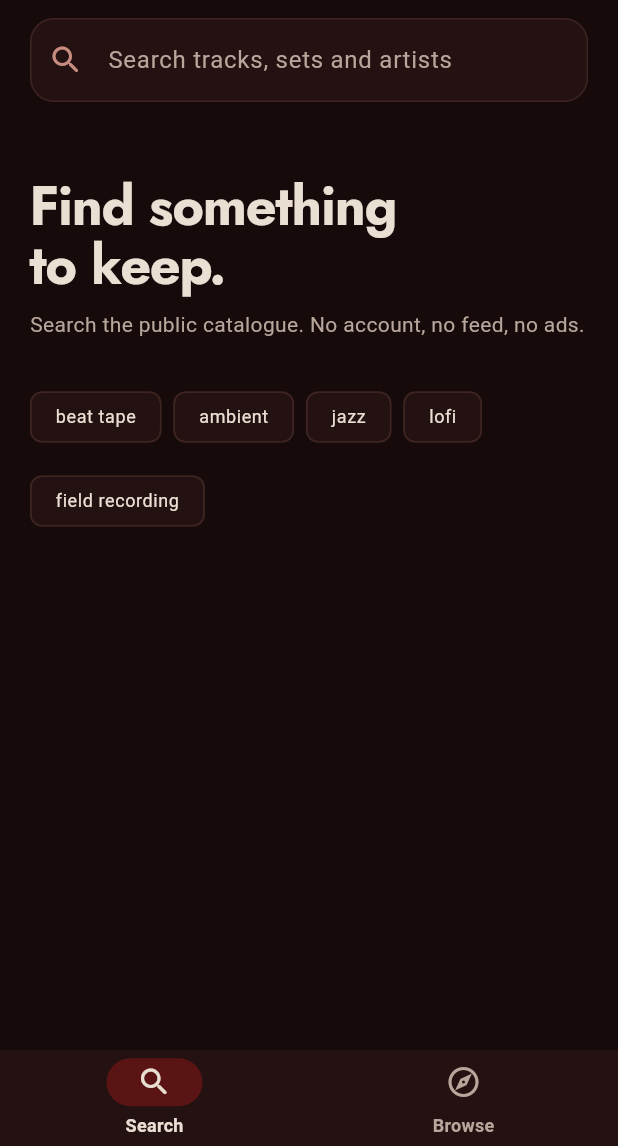
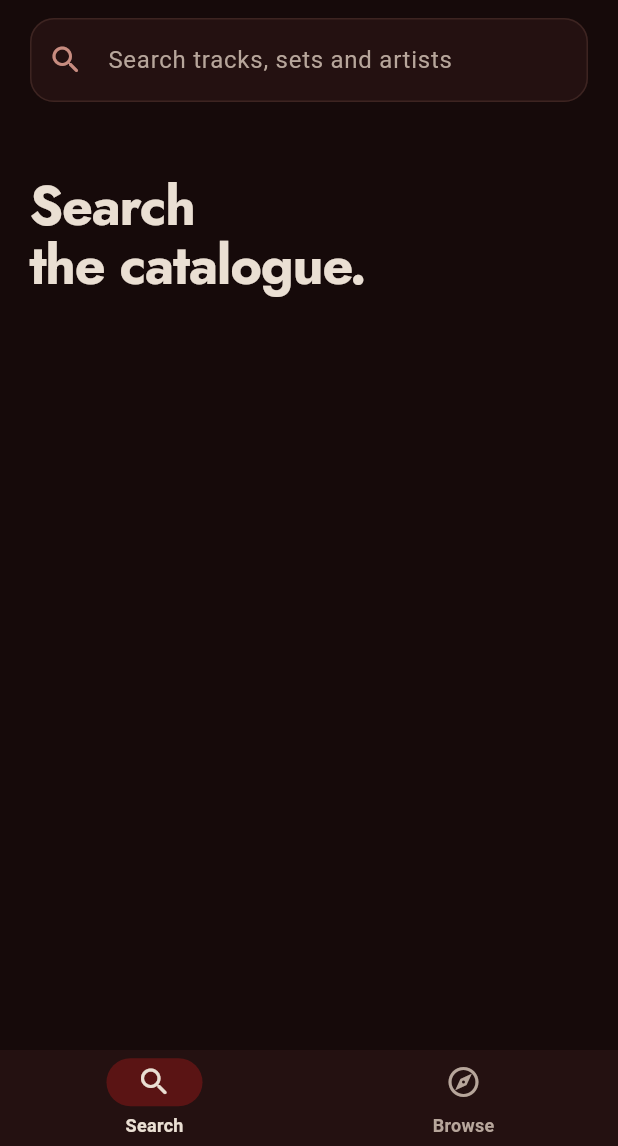
Before and after one commit to KlugesBuch1/altaria, a Flutter app: the screen it shows after launch, on a phone screen of 412 x 824 dp, the part 90-1236 px from its top. Run offline on Flutter 3.47's test engine with Material 3 defaults, Android fonts, the phone set to English and light mode, and no system bars; our stand-ins replace audio_service, file_picker, flutter_local_notifications, just_audio, material_ui, share_plus and 3 more; accounts and stored records are empty; network calls fail.

Commit message:
remove the soundcloud search suggestions

```diff
--- a/lib/ui/search_screen.dart
+++ b/lib/ui/search_screen.dart
@@ -193,15 +193,6 @@ class _SearchScreenState extends State<SearchScreen> {
     }
   }
 
-  void _useSuggestion(String query) {
-    _controller.text = query;
-    _controller.selection = TextSelection.collapsed(offset: query.length);
-    if (_kind != SearchKind.tracks) {
-      _kind = SearchKind.tracks;
-    }
-    _search(query);
-  }
-
   Future<void> _play(int index) async {
     final player = _player;
     if (player == null || index < 0 || index >= _tracks.length) return;
@@ -313,7 +304,7 @@ class _SearchScreenState extends State<SearchScreen> {
 
   Widget _body(bool hasText) {
     if (!hasText && _query.isEmpty) {
-      return _SearchIntro(onSuggestion: _useSuggestion);
+      return const _SearchIntro();
     }
     if (_searching && _resultCount == 0) {
       return const Center(child: CircularProgressIndicator());
@@ -439,9 +430,7 @@ class _KindChip extends StatelessWidget {
 }
 
 class _SearchIntro extends StatelessWidget {
-  const _SearchIntro({required this.onSuggestion});
-
-  final ValueChanged<String> onSuggestion;
+  const _SearchIntro();
 
   @override
   Widget build(BuildContext context) {
@@ -453,37 +442,11 @@ class _SearchIntro extends StatelessWidget {
         children: [
           const SizedBox(height: 24),
           Text(
-            'Find something\nto keep.',
+            'Search\nthe catalogue.',
             style: theme.textTheme.displaySmall?.copyWith(
               height: 1.08,
               color: cream,
             ),
-          ),
-          const SizedBox(height: 10),
-          Text(
-            'Search the public catalogue. No account, no feed, no ads.',
-            style: theme.textTheme.bodyMedium?.copyWith(color: muted),
-          ),
-          const SizedBox(height: 28),
-          Wrap(
-            spacing: 8,
-            runSpacing: 8,
-            children: [
-              for (final suggestion in const [
-                'beat tape',
-                'ambient',
-                'jazz',
-                'lofi',
-                'field recording',
-              ])
-                ActionChip(
-                  label: Text(suggestion),
-                  onPressed: () => onSuggestion(suggestion),
-                  backgroundColor: panel,
-                  side: const BorderSide(color: Color(0xFF3D2421)),
-                  labelStyle: theme.textTheme.bodySmall?.copyWith(color: cream),
-                ),
-            ],
           ),
         ],
       ),
```
